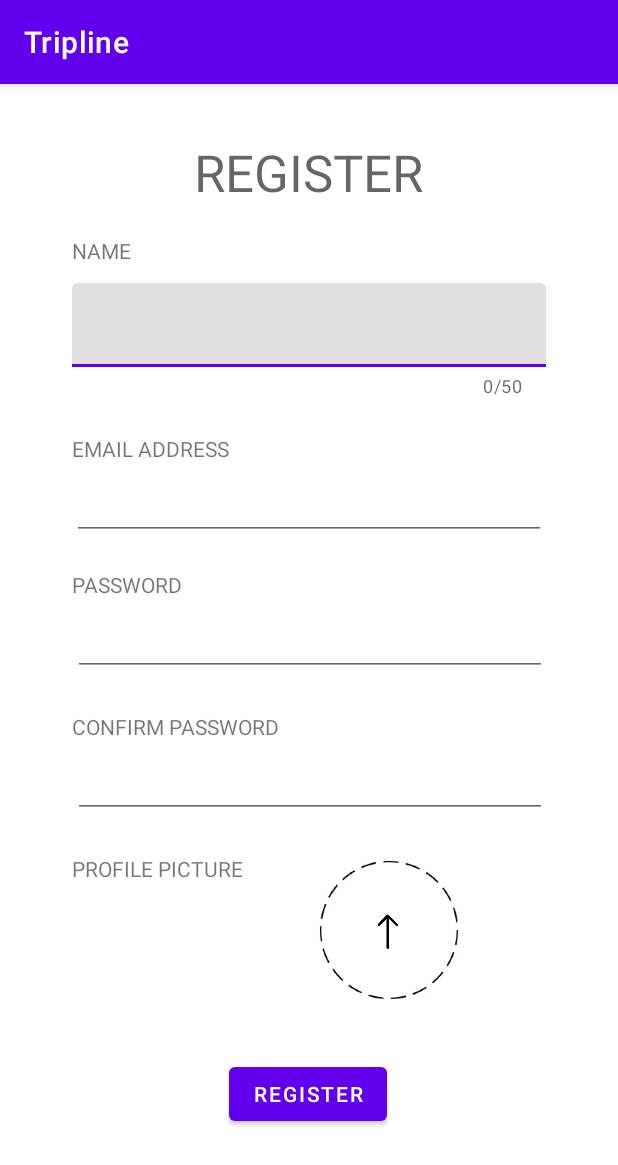
After one commit to arianagoldstein/tripline, an Android app: the RegisterActivity screen opened directly, with no data from a screen before it, on a phone screen of 412 x 824 dp. The commit adds this screen. Shown: the top 1165 px of the screen. Run offline under Robolectric (Android 15) with nearby library versions, the phone set to English and light mode, and no system bars.

Commit message:
created login and register screens with input fields and navigation

```diff
--- a/app/src/main/java/com/example/tripline/LoginActivity.java
+++ b/app/src/main/java/com/example/tripline/LoginActivity.java
@@ -2,13 +2,64 @@ package com.example.tripline;
 
 import androidx.appcompat.app.AppCompatActivity;
 
+import android.content.Intent;
 import android.os.Bundle;
+import android.util.Log;
+import android.view.View;
+
+import com.example.tripline.databinding.ActivityLoginBinding;
+import com.example.tripline.databinding.ActivityMainBinding;
 
 public class LoginActivity extends AppCompatActivity {
+
+    private ActivityLoginBinding binding;
+    public static final String TAG = "LoginActivtiy";
 
     @Override
     protected void onCreate(Bundle savedInstanceState) {
         super.onCreate(savedInstanceState);
-        setContentView(R.layout.activity_login);
+
+        binding = ActivityLoginBinding.inflate(getLayoutInflater());
+        setContentView(binding.getRoot());
+
+        // when the user clicks "log in," we use their credentials to log them in
+        binding.btnLogin.setOnClickListener(new View.OnClickListener() {
+            @Override
+            public void onClick(View v) {
+                Log.i(TAG, "onClick login button");
+
+                // get user input
+                String email = binding.etEmailAddressLogin.getText().toString();
+                String password = binding.etPasswordLogin.getText().toString();
+
+                loginUser(email, password);
+            }
+        });
+
+        // if the user hasn't signed up yet, clicking the "register" button takes them to register
+        binding.btnRegister.setOnClickListener(new View.OnClickListener() {
+            @Override
+            public void onClick(View v) {
+                // go to register screen
+                Intent i = new Intent(LoginActivity.this, RegisterActivity.class);
+                startActivity(i);
+            }
+        });
+    }
+
+    // logs the user in using the credentials they enter
+    private void loginUser(String email, String password) {
+        Log.i(TAG, "Attempting to log in user with email " + email);
+
+        // connect to Parse to log in the user
+
+        goMainActivity();
+    }
+
+    // brings the user to their profile screen
+    private void goMainActivity() {
+        Intent i = new Intent(LoginActivity.this, MainActivity.class);
+        startActivity(i);
+        finish();
     }
 }
--- /dev/null
+++ b/app/src/main/java/com/example/tripline/RegisterActivity.java
@@ -0,0 +1,57 @@
+package com.example.tripline;
+
+import androidx.appcompat.app.AppCompatActivity;
+
+import android.content.Intent;
+import android.os.Bundle;
+import android.util.Log;
+import android.view.View;
+
+import com.example.tripline.databinding.ActivityLoginBinding;
+import com.example.tripline.databinding.ActivityRegisterBinding;
+
+public class RegisterActivity extends AppCompatActivity {
+
+    private ActivityRegisterBinding binding;
+    public static final String TAG = "RegisterActivity";
+
+    @Override
+    protected void onCreate(Bundle savedInstanceState) {
+        super.onCreate(savedInstanceState);
+
+        binding = ActivityRegisterBinding.inflate(getLayoutInflater());
+        setContentView(binding.getRoot());
+
+        // once the user signs up and clicks "register," they should go to the profile screen
+        binding.btnRegisterRegister.setOnClickListener(new View.OnClickListener() {
+            @Override
+            public void onClick(View v) {
+                Log.i(TAG, "onClick register button");
+
+                // get user input
+                String name = binding.etName.getText().toString();
+                String email = binding.etEmailAddressRegister.getText().toString();
+                String password = binding.etPasswordRegister.getText().toString();
+                String confPassword = binding.etConfirmPassword.getText().toString();
+
+                registerUser(name, email, password, confPassword);
+            }
+        });
+    }
+
+    // registers the user with the information they've entered
+    private void registerUser(String name, String email, String password, String confPassword) {
+        Log.i(TAG, "Attempting to register user with email " + email);
+
+        // connect to Parse to register the user
+
+        goMainActivity();
+    }
+
+    // brings the user to their profile screen
+    private void goMainActivity() {
+        Intent i = new Intent(RegisterActivity.this, MainActivity.class);
+        startActivity(i);
+        finish();
+    }
+}
--- a/app/src/main/res/layout/activity_login.xml
+++ b/app/src/main/res/layout/activity_login.xml
@@ -8,14 +8,13 @@
 
     <ImageView
         android:id="@+id/ivLogo"
-        android:layout_width="275dp"
-        android:layout_height="127dp"
+        android:layout_width="303dp"
+        android:layout_height="126dp"
         android:layout_marginTop="132dp"
         app:layout_constraintEnd_toEndOf="parent"
         app:layout_constraintStart_toStartOf="parent"
         app:layout_constraintTop_toTopOf="parent"
-        app:srcCompat="@drawable/logo"
-        tools:src="@tools:sample/avatars" />
+        android:src="@drawable/logo"/>
 
     <TextView
         android:id="@+id/tvEmailAddressLogin"
@@ -58,8 +57,10 @@
         android:layout_height="wrap_content"
         android:layout_marginTop="20dp"
         android:text="@string/password"
-        app:layout_constraintTop_toBottomOf="@+id/etEmailAddressLogin"
-        tools:layout_editor_absoluteX="51dp" />
+        app:layout_constraintEnd_toEndOf="parent"
+        app:layout_constraintHorizontal_bias="0.151"
+        app:layout_constraintStart_toStartOf="parent"
+        app:layout_constraintTop_toBottomOf="@+id/etEmailAddressLogin" />
 
     <Button
         android:id="@+id/btnLogin"
--- /dev/null
+++ b/app/src/main/res/layout/activity_register.xml
@@ -0,0 +1,152 @@
+<?xml version="1.0" encoding="utf-8"?>
+<androidx.constraintlayout.widget.ConstraintLayout xmlns:android="http://schemas.android.com/apk/res/android"
+    xmlns:app="http://schemas.android.com/apk/res-auto"
+    xmlns:tools="http://schemas.android.com/tools"
+    android:layout_width="match_parent"
+    android:layout_height="match_parent"
+    tools:context=".RegisterActivity">
+
+    <TextView
+        android:id="@+id/tvRegisterTitle"
+        android:layout_width="wrap_content"
+        android:layout_height="wrap_content"
+        android:layout_marginTop="36dp"
+        android:text="@string/register"
+        android:textAppearance="@style/TextAppearance.AppCompat.Display1"
+        app:layout_constraintEnd_toEndOf="parent"
+        app:layout_constraintHorizontal_bias="0.498"
+        app:layout_constraintStart_toStartOf="parent"
+        app:layout_constraintTop_toTopOf="parent" />
+
+    <TextView
+        android:id="@+id/tvName"
+        android:layout_width="wrap_content"
+        android:layout_height="wrap_content"
+        android:layout_marginTop="20dp"
+        android:text="@string/name"
+        app:layout_constraintEnd_toEndOf="parent"
+        app:layout_constraintHorizontal_bias="0.129"
+        app:layout_constraintStart_toStartOf="parent"
+        app:layout_constraintTop_toBottomOf="@+id/tvRegisterTitle" />
+
+    <com.google.android.material.textfield.TextInputLayout
+        android:id="@+id/tiText"
+        android:layout_width="316dp"
+        android:layout_height="wrap_content"
+        app:layout_constraintEnd_toEndOf="parent"
+        app:layout_constraintStart_toStartOf="parent"
+        app:layout_constraintTop_toBottomOf="@+id/tvName"
+        app:counterMaxLength="50"
+        app:counterEnabled="true">
+
+        <EditText
+            android:id="@+id/etName"
+            android:layout_width="match_parent"
+            android:layout_height="match_parent"
+            android:layout_marginTop="12dp"
+            android:ems="10"
+            android:inputType="textPersonName" />
+
+    </com.google.android.material.textfield.TextInputLayout>
+
+
+    <EditText
+        android:id="@+id/etEmailAddressRegister"
+        android:layout_width="316dp"
+        android:layout_height="39dp"
+        android:layout_marginTop="12dp"
+        android:ems="10"
+        android:inputType="textEmailAddress"
+        app:layout_constraintEnd_toEndOf="parent"
+        app:layout_constraintStart_toStartOf="parent"
+        app:layout_constraintTop_toBottomOf="@+id/tvEmailAddressRegister" />
+
+    <EditText
+        android:id="@+id/etPasswordRegister"
+        android:layout_width="316dp"
+        android:layout_height="39dp"
+        android:layout_marginTop="12dp"
+        android:ems="10"
+        android:inputType="textPassword"
+        app:layout_constraintEnd_toEndOf="parent"
+        app:layout_constraintHorizontal_bias="0.505"
+        app:layout_constraintStart_toStartOf="parent"
+        app:layout_constraintTop_toBottomOf="@+id/tvPasswordRegister" />
+
+    <EditText
+        android:id="@+id/etConfirmPassword"
+        android:layout_width="316dp"
+        android:layout_height="39dp"
+        android:layout_marginTop="12dp"
+        android:ems="10"
+        android:inputType="textPassword"
+        app:layout_constraintEnd_toEndOf="parent"
+        app:layout_constraintHorizontal_bias="0.505"
+        app:layout_constraintStart_toStartOf="parent"
+        app:layout_constraintTop_toBottomOf="@+id/tvConfirmPassword" />
+
+    <TextView
+        android:id="@+id/tvEmailAddressRegister"
+        android:layout_width="wrap_content"
+        android:layout_height="wrap_content"
+        android:layout_marginTop="24dp"
+        android:text="@string/email_address"
+        app:layout_constraintEnd_toEndOf="parent"
+        app:layout_constraintHorizontal_bias="0.157"
+        app:layout_constraintStart_toStartOf="parent"
+        app:layout_constraintTop_toBottomOf="@+id/tiText" />
+
+    <TextView
+        android:id="@+id/tvPasswordRegister"
+        android:layout_width="wrap_content"
+        android:layout_height="wrap_content"
+        android:layout_marginTop="20dp"
+        android:text="@string/password"
+        app:layout_constraintEnd_toEndOf="parent"
+        app:layout_constraintHorizontal_bias="0.142"
+        app:layout_constraintStart_toStartOf="parent"
+        app:layout_constraintTop_toBottomOf="@+id/etEmailAddressRegister" />
+
+    <TextView
+        android:id="@+id/tvConfirmPassword"
+        android:layout_width="wrap_content"
+        android:layout_height="wrap_content"
+        android:layout_marginTop="24dp"
+        android:text="@string/confirm_password"
+        app:layout_constraintEnd_toEndOf="parent"
+        app:layout_constraintHorizontal_bias="0.175"
+        app:layout_constraintStart_toStartOf="parent"
+        app:layout_constraintTop_toBottomOf="@+id/etPasswordRegister" />
+
+    <TextView
+        android:id="@+id/tvProfilePic"
+        android:layout_width="wrap_content"
+        android:layout_height="wrap_content"
+        android:layout_marginTop="24dp"
+        android:text="@string/profile_picture"
+        app:layout_constraintEnd_toEndOf="parent"
+        app:layout_constraintHorizontal_bias="0.161"
+        app:layout_constraintStart_toStartOf="parent"
+        app:layout_constraintTop_toBottomOf="@+id/etConfirmPassword" />
+
+    <ImageView
+        android:id="@+id/ivProfilePicUpload"
+        android:layout_width="100dp"
+        android:layout_height="100dp"
+        android:layout_marginStart="48dp"
+        android:layout_marginTop="24dp"
+        app:layout_constraintStart_toEndOf="@+id/tvProfilePic"
+        app:layout_constraintTop_toBottomOf="@+id/etConfirmPassword"
+        app:srcCompat="@drawable/profilepicupload" />
+
+    <Button
+        android:id="@+id/btnRegisterRegister"
+        android:layout_width="wrap_content"
+        android:layout_height="wrap_content"
+        android:layout_marginTop="36dp"
+        android:text="@string/register"
+        app:layout_constraintEnd_toEndOf="parent"
+        app:layout_constraintHorizontal_bias="0.498"
+        app:layout_constraintStart_toStartOf="parent"
+        app:layout_constraintTop_toBottomOf="@+id/ivProfilePicUpload" />
+</androidx.constraintlayout.widget.ConstraintLayout>
--- a/app/src/main/res/values/strings.xml
+++ b/app/src/main/res/values/strings.xml
@@ -11,4 +11,7 @@
     <string name="login">LOG IN</string>
     <string name="register_prompt">No account yet?</string>
     <string name="register">REGISTER</string>
+    <string name="confirm_password">CONFIRM PASSWORD</string>
+    <string name="profile_picture">PROFILE PICTURE</string>
+    <string name="name">NAME</string>
 </resources>
```
Also changed, not shown: app/src/main/AndroidManifest.xml (+7 -4 lines), app/src/main/res/drawable/logo.jpeg (deleted), app/src/main/res/drawable/logo.png (added), app/src/main/res/drawable/profilepicupload.jpg (added).
